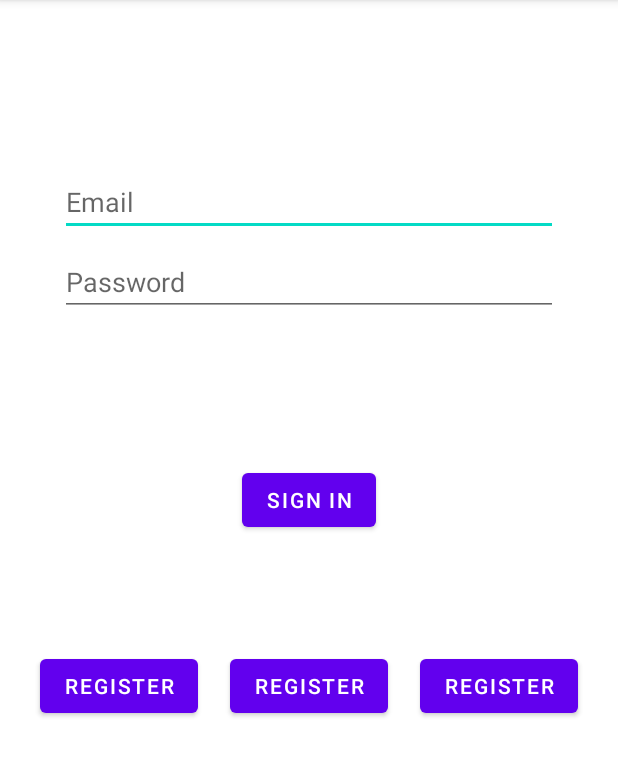
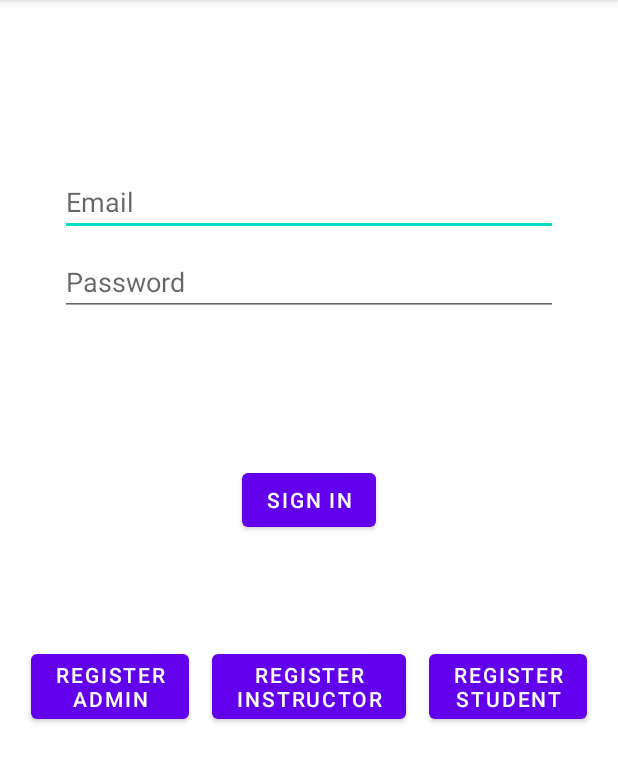
Before and after one commit to tamaraamicic/SEG2105, an Android app: the screen it shows after launch (MainActivity), on a phone screen of 412 x 824 dp, the part 84-867 px from its top. Run offline under Robolectric (Android 15) with nearby library versions, the phone set to English and light mode, and no system bars.

Commit message:
Changed names of buttons in activity_login.xml

```diff
--- a/SEG2105TermProject/app/src/main/res/layout/activity_login.xml
+++ b/SEG2105TermProject/app/src/main/res/layout/activity_login.xml
@@ -69,7 +69,7 @@
         android:layout_marginRight="5dp"
         android:layout_marginBottom="64dp"
         android:enabled="true"
-        android:text="Register"
+        android:text="Register\nAdmin"
         app:layout_constraintBottom_toBottomOf="parent"
         app:layout_constraintEnd_toStartOf="@+id/registerInstructorButton"
         app:layout_constraintStart_toStartOf="parent"
@@ -87,7 +87,7 @@
         android:layout_marginRight="5dp"
         android:layout_marginBottom="64dp"
         android:enabled="true"
-        android:text="Register"
+        android:text="Register\nInstructor"
         app:layout_constraintBottom_toBottomOf="parent"
         app:layout_constraintEnd_toStartOf="@+id/registerStudentButton"
         app:layout_constraintHorizontal_bias="0.526"
@@ -104,7 +104,7 @@
         android:layout_marginTop="16dp"
         android:layout_marginBottom="64dp"
         android:enabled="true"
-        android:text="Register"
+        android:text="Register\nStudent"
         app:layout_constraintBottom_toBottomOf="parent"
         app:layout_constraintEnd_toEndOf="parent"
         app:layout_constraintStart_toEndOf="@+id/registerInstructorButton"
```
